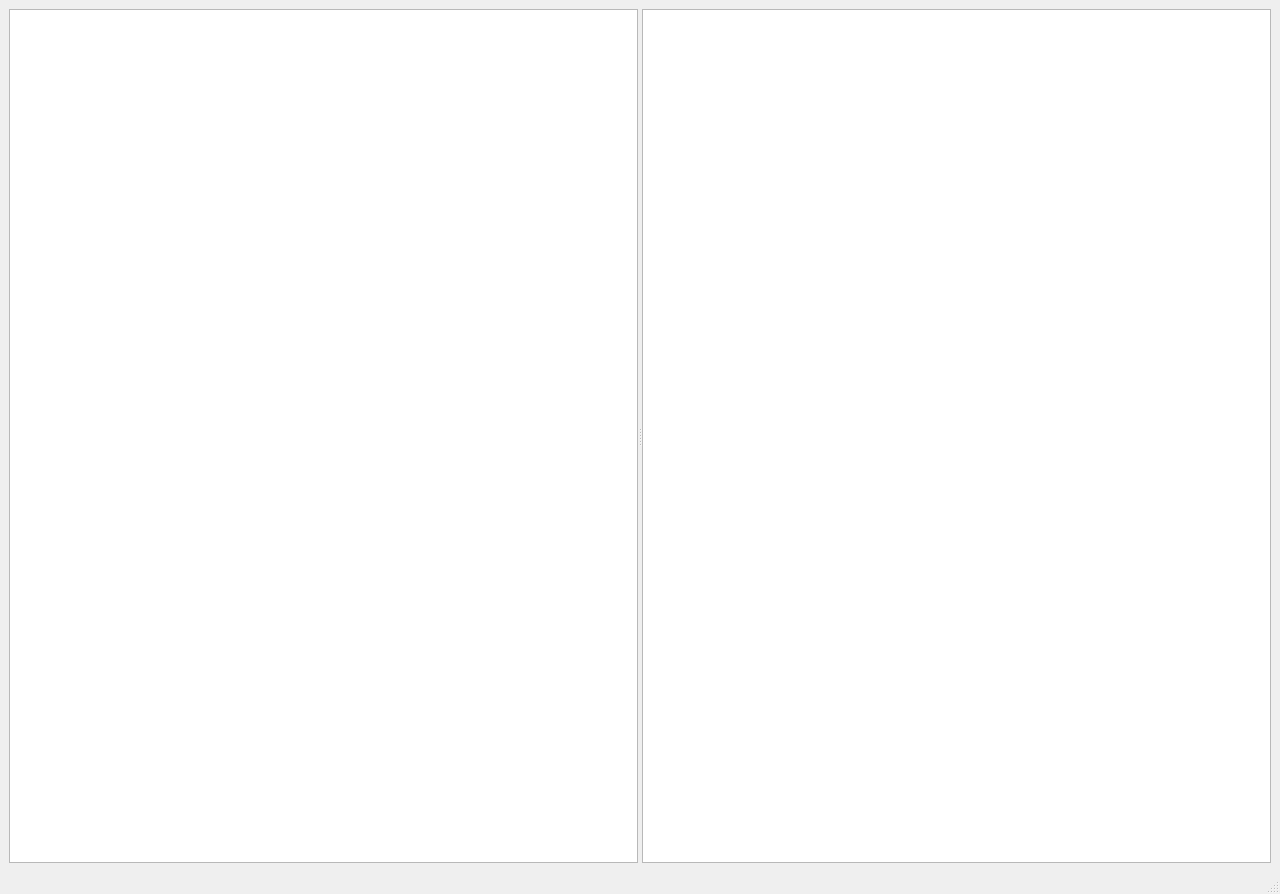
Old version of the form cmainwindow.ui in the repository birkeh/exportDigikam.
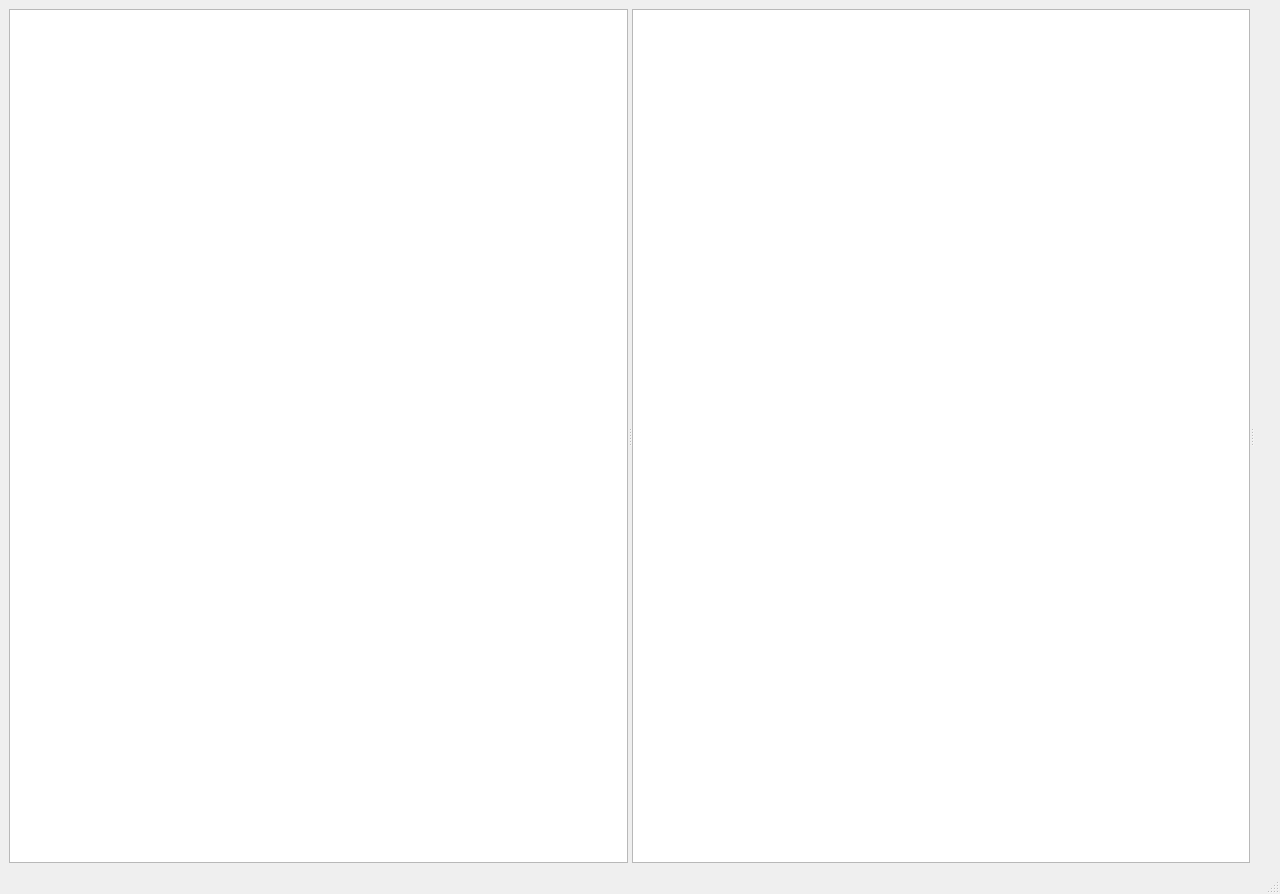
New version of the form.

Patch:
```diff
--- a/cmainwindow.ui
+++ b/cmainwindow.ui
@@ -16,8 +16,6 @@
   <widget class="QWidget" name="centralwidget">
    <layout class="QGridLayout" name="gridLayout">
     <item row="0" column="0">
-     <layout class="QVBoxLayout" name="verticalLayout">
-      <item>
        <widget class="QSplitter" name="m_splitter">
         <property name="orientation">
          <enum>Qt::Horizontal</enum>
@@ -56,9 +54,18 @@
           <enum>QListView::IconMode</enum>
          </property>
         </widget>
-       </widget>
-      </item>
-     </layout>
+      <widget class="QLabel" name="m_information">
+       <property name="text">
+        <string/>
+       </property>
+       <property name="textFormat">
+        <enum>Qt::RichText</enum>
+       </property>
+       <property name="alignment">
+        <set>Qt::AlignLeading|Qt::AlignLeft|Qt::AlignTop</set>
+       </property>
+      </widget>
+     </widget>
     </item>
    </layout>
   </widget>
```
Lines whose indentation alone changed are shown as unchanged.
